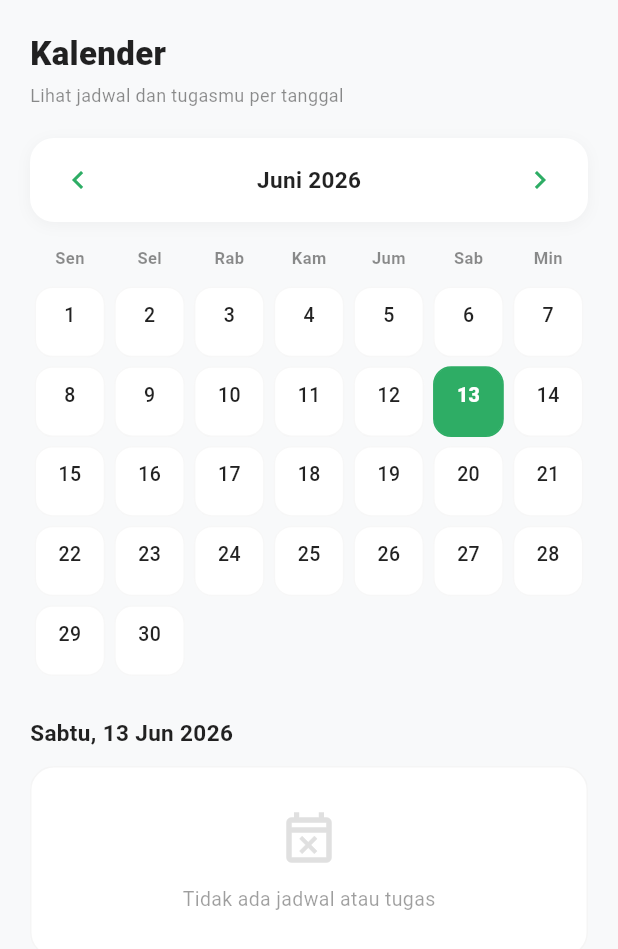
After one commit to ean06/TImeWise, a Flutter app: the CalendarPage screen opened directly, on a phone screen of 412 x 824 dp. The commit adds this screen. Shown: the top 949 px of the screen. Run offline on Flutter 3.47's test engine with Material 3 defaults, Android fonts, the phone set to English and light mode, and no system bars; our stand-ins replace flutter_local_notifications, pdf, printing, shared_preferences, timezone; accounts and stored records are empty.

Commit message:
create page calendar, update home

```diff
--- /dev/null
+++ b/time_wise/lib/screens/calendar_page.dart
@@ -0,0 +1,485 @@
+import 'package:flutter/material.dart';
+import 'package:time_wise/services/session_service.dart';
+import 'package:time_wise/services/api_service.dart';
+import 'jadwal_page.dart';
+import 'tugas_page.dart';
+
+class CalendarPage extends StatefulWidget {
+  const CalendarPage({super.key});
+
+  @override
+  State<CalendarPage> createState() => _CalendarPageState();
+}
+
+class _CalendarPageState extends State<CalendarPage> {
+  int _idAkun = 0;
+  bool _isLoading = false;
+
+  DateTime _focusedMonth = DateTime(DateTime.now().year, DateTime.now().month, 1);
+  DateTime _selectedDate = DateTime.now();
+
+  List<Map<String, dynamic>> _allJadwal = [];
+  List<Map<String, dynamic>> _allTugas = [];
+
+  // Set tanggal (yyyy-MM-dd) yang punya jadwal/tugas
+  final Set<String> _markedDates = {};
+
+  @override
+  void initState() {
+    super.initState();
+    _init();
+  }
+
+  Future<void> _init() async {
+    _idAkun = await SessionService.getIdAkun();
+    await _fetchData();
+  }
+
+  Future<void> _fetchData() async {
+    if (_idAkun == 0) return;
+    setState(() => _isLoading = true);
+
+    final jadwal = await ApiService.getJadwal(_idAkun);
+
+    // Tugas: gunakan ApiService.getTugas jika tersedia.
+    // Jika nama method berbeda, sesuaikan baris berikut.
+    List<Map<String, dynamic>> tugas = [];
+    try {
+      tugas = await ApiService.getTugas(_idAkun);
+    } catch (_) {
+      tugas = [];
+    }
+
+    final marks = <String>{};
+    for (final j in jadwal) {
+      final tgl = (j['tanggal'] ?? '').toString();
+      if (tgl.length >= 10) marks.add(tgl.substring(0, 10));
+    }
+    for (final t in tugas) {
+      final tgl = (t['tanggal'] ?? t['deadline'] ?? '').toString();
+      if (tgl.length >= 10) marks.add(tgl.substring(0, 10));
+    }
+
+    if (mounted) {
+      setState(() {
+        _allJadwal = jadwal;
+        _allTugas = tugas;
+        _markedDates.addAll(marks);
+        _isLoading = false;
+      });
+    }
+  }
+
+  String _dateKey(DateTime d) =>
+      '${d.year.toString().padLeft(4, '0')}-${d.month.toString().padLeft(2, '0')}-${d.day.toString().padLeft(2, '0')}';
+
+  List<Map<String, dynamic>> get _jadwalSelected {
+    final key = _dateKey(_selectedDate);
+    return _allJadwal.where((j) {
+      final tgl = (j['tanggal'] ?? '').toString();
+      return tgl.length >= 10 && tgl.substring(0, 10) == key;
+    }).toList()
+      ..sort((a, b) {
+        final wa = (a['waktu_mulai'] ?? '00:00').toString();
+        final wb = (b['waktu_mulai'] ?? '00:00').toString();
+        return wa.compareTo(wb);
+      });
+  }
+
+  List<Map<String, dynamic>> get _tugasSelected {
+    final key = _dateKey(_selectedDate);
+    return _allTugas.where((t) {
+      final tgl = (t['tanggal'] ?? t['deadline'] ?? '').toString();
+      return tgl.length >= 10 && tgl.substring(0, 10) == key;
+    }).toList();
+  }
+
+  void _prevMonth() {
+    setState(() {
+      _focusedMonth = DateTime(_focusedMonth.year, _focusedMonth.month - 1, 1);
+    });
+  }
+
+  void _nextMonth() {
+    setState(() {
+      _focusedMonth = DateTime(_focusedMonth.year, _focusedMonth.month + 1, 1);
+    });
+  }
+
+  String _monthLabel(DateTime d) {
+    const bulan = [
+      '', 'Januari', 'Februari', 'Maret', 'April', 'Mei', 'Juni',
+      'Juli', 'Agustus', 'September', 'Oktober', 'November', 'Desember'
+    ];
+    return '${bulan[d.month]} ${d.year}';
+  }
+
+  Color _priorityColor(String p) {
+    switch (p) {
+      case 'tinggi':
+        return const Color(0xFFE91E63);
+      case 'sedang':
+        return const Color(0xFFFF9800);
+      default:
+        return const Color(0xFF2EAD65);
+    }
+  }
+
+  @override
+  Widget build(BuildContext context) {
+    final today = DateTime.now();
+    final firstDayOfMonth = DateTime(_focusedMonth.year, _focusedMonth.month, 1);
+    final daysInMonth = DateTime(_focusedMonth.year, _focusedMonth.month + 1, 0).day;
+
+    // Senin = 1 ... Minggu = 7. Geser supaya grid mulai dari Senin.
+    final leadingEmpty = (firstDayOfMonth.weekday - 1) % 7;
+
+    const namaHariSingkat = ['Sen', 'Sel', 'Rab', 'Kam', 'Jum', 'Sab', 'Min'];
+
+    return Scaffold(
+      backgroundColor: const Color(0xFFF8F9FA),
+      body: SafeArea(
+        child: RefreshIndicator(
+          color: const Color(0xFF2EAD65),
+          onRefresh: _fetchData,
+          child: SingleChildScrollView(
+            physics: const AlwaysScrollableScrollPhysics(),
+            padding: const EdgeInsets.fromLTRB(20, 20, 20, 32),
+            child: Column(
+              crossAxisAlignment: CrossAxisAlignment.start,
+              children: [
+                const Text(
+                  'Kalender',
+                  style: TextStyle(
+                    fontSize: 22,
+                    fontWeight: FontWeight.w800,
+                    color: Colors.black87,
+                  ),
+                ),
+                const SizedBox(height: 4),
+                const Text(
+                  'Lihat jadwal dan tugasmu per tanggal',
+                  style: TextStyle(fontSize: 12, color: Colors.black45),
+                ),
+                const SizedBox(height: 20),
+
+                // ── Header bulan ──
+                Container(
+                  padding: const EdgeInsets.symmetric(horizontal: 8, vertical: 4),
+                  decoration: BoxDecoration(
+                    color: Colors.white,
+                    borderRadius: BorderRadius.circular(16),
+                    boxShadow: [
+                      BoxShadow(
+                        color: Colors.black.withOpacity(0.04),
+                        blurRadius: 8,
+                        offset: const Offset(0, 2),
+                      ),
+                    ],
+                  ),
+                  child: Row(
+                    mainAxisAlignment: MainAxisAlignment.spaceBetween,
+                    children: [
+                      IconButton(
+                        onPressed: _prevMonth,
+                        icon: const Icon(Icons.chevron_left,
+                            color: Color(0xFF2EAD65)),
+                      ),
+                      Text(
+                        _monthLabel(_focusedMonth),
+                        style: const TextStyle(
+                          fontSize: 15,
+                          fontWeight: FontWeight.w700,
+                          color: Colors.black87,
+                        ),
+                      ),
+                      IconButton(
+                        onPressed: _nextMonth,
+                        icon: const Icon(Icons.chevron_right,
+                            color: Color(0xFF2EAD65)),
+                      ),
+                    ],
+                  ),
+                ),
+                const SizedBox(height: 16),
+
+                // ── Label hari ──
+                Row(
+                  children: namaHariSingkat
+                      .map((h) => Expanded(
+                            child: Center(
+                              child: Text(
+                                h,
+                                style: const TextStyle(
+                                  fontSize: 11,
+                                  fontWeight: FontWeight.w600,
+                                  color: Colors.black45,
+                                ),
+                              ),
+                            ),
+                          ))
+                      .toList(),
+                ),
+                const SizedBox(height: 8),
+
+                // ── Grid tanggal ──
+                GridView.builder(
+                  shrinkWrap: true,
+                  physics: const NeverScrollableScrollPhysics(),
+                  itemCount: leadingEmpty + daysInMonth,
+                  gridDelegate: const SliverGridDelegateWithFixedCrossAxisCount(
+                    crossAxisCount: 7,
+                    childAspectRatio: 1,
+                  ),
+                  itemBuilder: (context, index) {
+                    if (index < leadingEmpty) {
+                      return const SizedBox.shrink();
+                    }
+
+                    final day = index - leadingEmpty + 1;
+                    final date = DateTime(_focusedMonth.year, _focusedMonth.month, day);
+                    final key = _dateKey(date);
+
+                    final isToday = key == _dateKey(today);
+                    final isSelected = key == _dateKey(_selectedDate);
+                    final hasMark = _markedDates.contains(key);
+
+                    return GestureDetector(
+                      onTap: () => setState(() => _selectedDate = date),
+                      child: Container(
+                        margin: const EdgeInsets.all(3),
+                        decoration: BoxDecoration(
+                          color: isSelected
+                              ? const Color(0xFF2EAD65)
+                              : isToday
+                                  ? const Color(0xFF2EAD65).withOpacity(0.12)
+                                  : Colors.white,
+                          borderRadius: BorderRadius.circular(12),
+                          border: Border.all(
+                            color: isSelected
+                                ? const Color(0xFF2EAD65)
+                                : Colors.grey.withOpacity(0.08),
+                          ),
+                        ),
+                        child: Column(
+                          mainAxisAlignment: MainAxisAlignment.center,
+                          children: [
+                            Text(
+                              '$day',
+                              style: TextStyle(
+                                fontSize: 13,
+                                fontWeight:
+                                    isToday || isSelected ? FontWeight.w800 : FontWeight.w500,
+                                color: isSelected
+                                    ? Colors.white
+                                    : isToday
+                                        ? const Color(0xFF2EAD65)
+                                        : Colors.black87,
+                              ),
+                            ),
+                            const SizedBox(height: 3),
+                            if (hasMark)
+                              Container(
+                                width: 6,
+                                height: 6,
+                                decoration: BoxDecoration(
+                                  shape: BoxShape.circle,
+                                  color: isSelected
+                                      ? Colors.white
+                                      : const Color(0xFFFF9800),
+                                ),
+                              )
+                            else
+                              const SizedBox(height: 6),
+                          ],
+                        ),
+                      ),
+                    );
+                  },
+                ),
+
+                const SizedBox(height: 24),
+
+                // ── Detail tanggal terpilih ──
+                Text(
+                  _selectedDateLabel(_selectedDate),
+                  style: const TextStyle(
+                    fontSize: 15,
+                    fontWeight: FontWeight.w700,
+                    color: Colors.black87,
+                  ),
+                ),
+                const SizedBox(height: 12),
+
+                if (_isLoading)
+                  const Padding(
+                    padding: EdgeInsets.symmetric(vertical: 24),
+                    child: Center(
+                      child: CircularProgressIndicator(
+                        color: Color(0xFF2EAD65),
+                        strokeWidth: 2.5,
+                      ),
+                    ),
+                  )
+                else if (_jadwalSelected.isEmpty && _tugasSelected.isEmpty)
+                  Container(
+                    width: double.infinity,
+                    padding: const EdgeInsets.symmetric(vertical: 28, horizontal: 16),
+                    decoration: BoxDecoration(
+                      color: Colors.white,
+                      borderRadius: BorderRadius.circular(16),
+                      border: Border.all(color: Colors.grey.withOpacity(0.1)),
+                    ),
+                    child: Column(
+                      children: [
+                        Icon(Icons.event_busy_outlined, size: 40, color: Colors.grey[300]),
+                        const SizedBox(height: 10),
+                        const Text(
+                          'Tidak ada jadwal atau tugas',
+                          style: TextStyle(color: Colors.black38, fontSize: 13),
+                        ),
+                      ],
+                    ),
+                  )
+                else
+                  Column(
+                    crossAxisAlignment: CrossAxisAlignment.start,
+                    children: [
+                      if (_jadwalSelected.isNotEmpty) ...[
+                        const Padding(
+                          padding: EdgeInsets.only(bottom: 8),
+                          child: Text(
+                            'Jadwal',
+                            style: TextStyle(
+                              fontSize: 12,
+                              fontWeight: FontWeight.w700,
+                              color: Colors.black54,
+                            ),
+                          ),
+                        ),
+                        ..._jadwalSelected.map((j) => _buildJadwalItem(j)),
+                        const SizedBox(height: 16),
+                      ],
+                      if (_tugasSelected.isNotEmpty) ...[
+                        const Padding(
+                          padding: EdgeInsets.only(bottom: 8),
+                          child: Text(
+                            'Tugas',
+                            style: TextStyle(
+                              fontSize: 12,
+                              fontWeight: FontWeight.w700,
+                              color: Colors.black54,
+                            ),
+                          ),
+                        ),
+                        ..._tugasSelected.map((t) => _buildTugasItem(t)),
+                      ],
+                    ],
+                  ),
+              ],
+            ),
+          ),
+        ),
+      ),
+    );
+  }
+
+  String _selectedDateLabel(DateTime d) {
+    const hari = ['Minggu', 'Senin', 'Selasa', 'Rabu', 'Kamis', 'Jumat', 'Sabtu'];
+    const bulan = [
+      '', 'Jan', 'Feb', 'Mar', 'Apr', 'Mei', 'Jun',
+      'Jul', 'Agu', 'Sep', 'Okt', 'Nov', 'Des'
+    ];
+    return '${hari[d.weekday % 7]}, ${d.day} ${bulan[d.month]} ${d.year}';
+  }
+
+  Widget _buildJadwalItem(Map<String, dynamic> item) {
+    final nama = (item['nama_jadwal'] ?? item['namaJadwal'] ?? '').toString();
+    final prioritas = (item['prioritas'] ?? '').toString().toLowerCase();
+    final color = _priorityColor(prioritas);
+    final waktu = (item['waktu_mulai'] ?? '').toString();
+    final waktuDisplay = waktu.length >= 5 ? waktu.substring(0, 5) : waktu;
+
+    return Container(
+      margin: const EdgeInsets.only(bottom: 10),
+      padding: const EdgeInsets.all(14),
+      decoration: BoxDecoration(
+        color: Colors.white,
+        borderRadius: BorderRadius.circular(14),
+        border: Border.all(color: color.withOpacity(0.15)),
+      ),
+      child: Row(
+        children: [
+          Container(
+            width: 4,
+            height: 36,
+            decoration: BoxDecoration(
+              color: color,
+              borderRadius: BorderRadius.circular(4),
+            ),
+          ),
+          const SizedBox(width: 12),
+          Expanded(
+            child: Column(
+              crossAxisAlignment: CrossAxisAlignment.start,
+              children: [
+                Text(
+                  nama,
+                  style: const TextStyle(
+                    fontWeight: FontWeight.w600,
+                    fontSize: 13,
+                    color: Colors.black87,
+                  ),
+                ),
+                if (waktuDisplay.isNotEmpty) ...[
+                  const SizedBox(height: 4),
+                  Text(
+                    '$waktuDisplay WIB',
+                    style: const TextStyle(fontSize: 11, color: Colors.black45),
+                  ),
+                ],
+              ],
+            ),
+          ),
+        ],
+      ),
+    );
+  }
+
+  Widget _buildTugasItem(Map<String, dynamic> item) {
+    final nama = (item['judul'] ?? item['nama_tugas'] ?? item['namaTugas'] ?? '').toString();
+
+    return Container(
+      margin: const EdgeInsets.only(bottom: 10),
+      padding: const EdgeInsets.all(14),
+      decoration: BoxDecoration(
+        color: Colors.white,
+        borderRadius: BorderRadius.circular(14),
+        border: Border.all(color: const Color(0xFFFF9800).withOpacity(0.15)),
+      ),
+      child: Row(
+        children: [
+          Container(
+            width: 4,
+            height: 36,
+            decoration: BoxDecoration(
+              color: const Color(0xFFFF9800),
+              borderRadius: BorderRadius.circular(4),
+            ),
+          ),
+          const SizedBox(width: 12),
+          Expanded(
+            child: Text(
+              nama,
+              style: const TextStyle(
+                fontWeight: FontWeight.w600,
+                fontSize: 13,
+                color: Colors.black87,
+              ),
+            ),
+          ),
+        ],
+      ),
+    );
+  }
+}
```
Also changed, not shown: time_wise/lib/screens/home_page.dart (+95 -14 lines).
